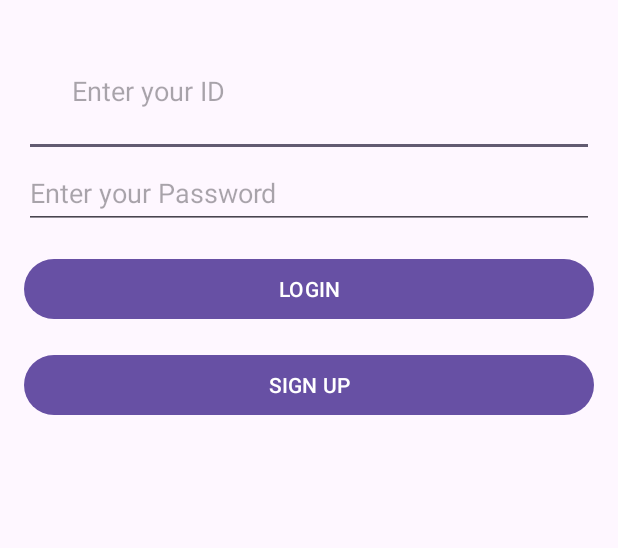
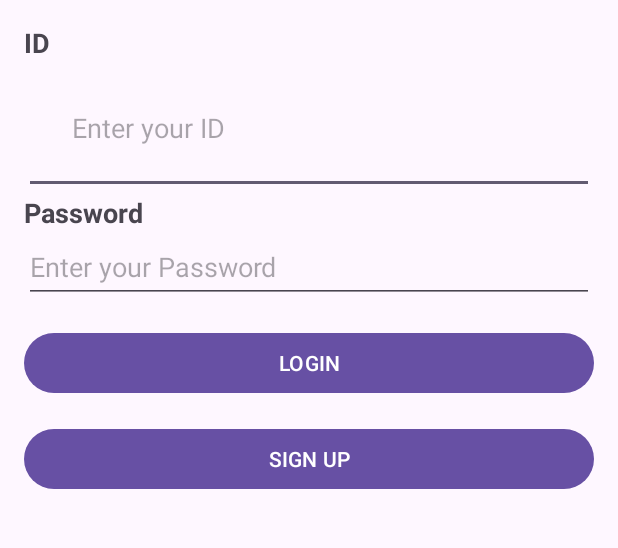
Before and after one commit to VonLyus/notFedUp, an Android app: the layout activity_sign_in.xml on its own in the app's theme, with its tools: preview values and no code run, on a phone screen of 412 x 824 dp, the part 324-872 px from its top. Run offline under Robolectric (Android 15) with nearby library versions, the phone set to English and light mode, and no system bars.

Commit message:
[DESIGN] : 🎨 UI작업 완료

```diff
--- a/notLame/app/src/main/res/layout/activity_sign_in.xml
+++ b/notLame/app/src/main/res/layout/activity_sign_in.xml
@@ -11,7 +11,14 @@
         android:layout_height="200dp"
         android:layout_gravity="center"
         android:layout_marginBottom="16dp"
-        android:src="@drawable/logo_image" /> <!-- 여기서 'logo_image'는 로고 이미지의 리소스 이름입니다. -->
+        android:src="@drawable/logo_image" />
+
+    <TextView
+        android:layout_width="wrap_content"
+        android:layout_height="wrap_content"
+        android:text="ID"
+        android:textSize="18sp"
+        android:textStyle="bold" />
 
     <EditText
         android:id="@+id/editTextId"
@@ -20,6 +27,13 @@
         android:hint="Enter your ID"
         android:inputType="text"
         android:padding="32dp" />
+
+    <TextView
+        android:layout_width="wrap_content"
+        android:layout_height="wrap_content"
+        android:text="Password"
+        android:textSize="18sp"
+        android:textStyle="bold" />
 
     <EditText
         android:id="@+id/editTextPassword"
```
